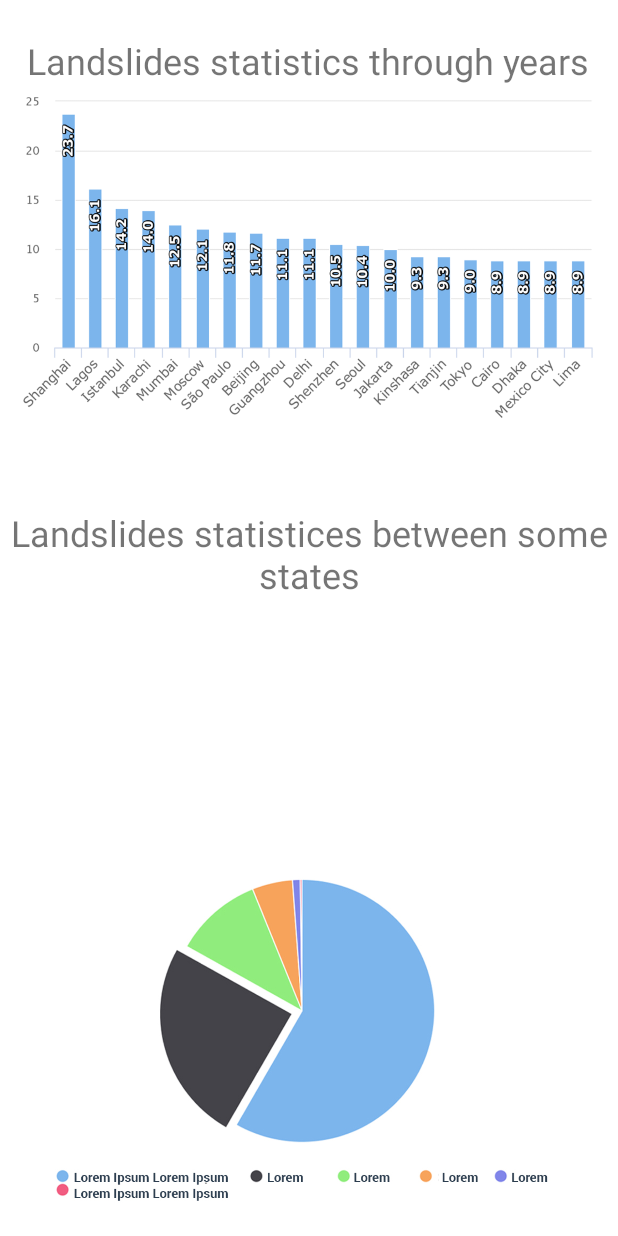
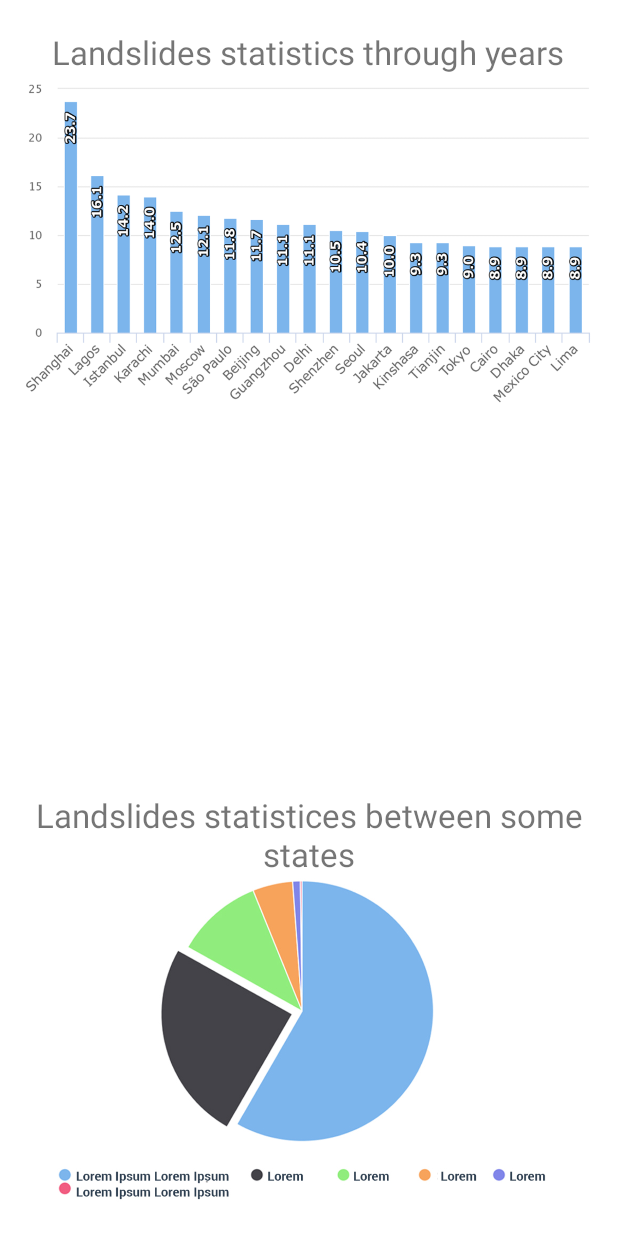
Before and after one commit to arianithetemi/safetyalert, an Android app: the layout fragment_data_charts.xml on its own in the app's theme, with its tools: preview values and no code run, on a phone screen of 412 x 824 dp. Run offline under Robolectric (Android 15) with nearby library versions, the phone set to English and light mode, and no system bars.

Commit message:
Data Chart Margin Edited

```diff
--- a/app/src/main/res/layout/fragment_data_charts.xml
+++ b/app/src/main/res/layout/fragment_data_charts.xml
@@ -12,10 +12,12 @@
         android:id="@+id/imageView"
         android:layout_width="120dp"
         android:layout_height="220dp"
+        android:layout_marginLeft="15dp"
+        android:layout_marginRight="15dp"
         app:srcCompat="@drawable/chart1"
         android:layout_alignParentTop="true"
         android:layout_alignParentStart="true"
-        android:layout_marginTop="59dp"
+        android:layout_marginTop="50dp"
         android:layout_alignParentEnd="true"
         android:contentDescription="@string/image_content_description" />
 
@@ -25,14 +27,16 @@
         android:layout_height="wrap_content"
         android:layout_alignParentTop="true"
         android:layout_centerHorizontal="true"
-        android:layout_marginTop="24dp"
+        android:layout_marginTop="20dp"
         android:text="@string/landslides"
-        android:textSize="24sp" />
+        android:textSize="22sp" />
 
     <android.support.v7.widget.AppCompatImageView
         android:id="@+id/imageView2"
         android:layout_width="120dp"
         android:layout_height="220dp"
+        android:layout_marginLeft="15dp"
+        android:layout_marginRight="15dp"
         app:srcCompat="@drawable/chart2"
         android:layout_alignParentBottom="true"
         android:layout_alignParentStart="true"
@@ -42,12 +46,12 @@
 
     <TextView
         android:id="@+id/textView4"
-        android:layout_width="wrap_content"
+        android:layout_width="match_parent"
         android:layout_height="wrap_content"
-        android:layout_below="@+id/imageView"
+        android:textSize="22sp"
+        android:gravity="center"
         android:layout_centerHorizontal="true"
-        android:layout_marginTop="59dp"
-        android:textSize="24sp"
-        android:gravity="center"
-        android:text="@string/landslides2" />
+        android:text="@string/landslides2"
+        android:layout_above="@+id/imageView2"
+        android:layout_alignParentStart="true" />
 </RelativeLayout>
```
Also changed, not shown: 1 other file.
